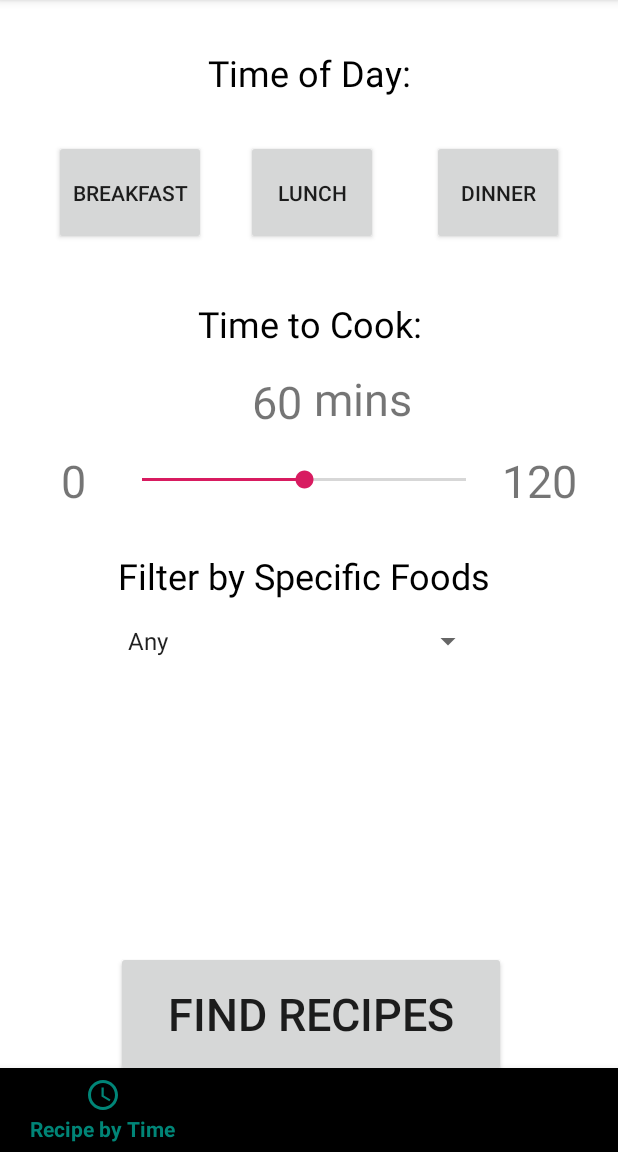
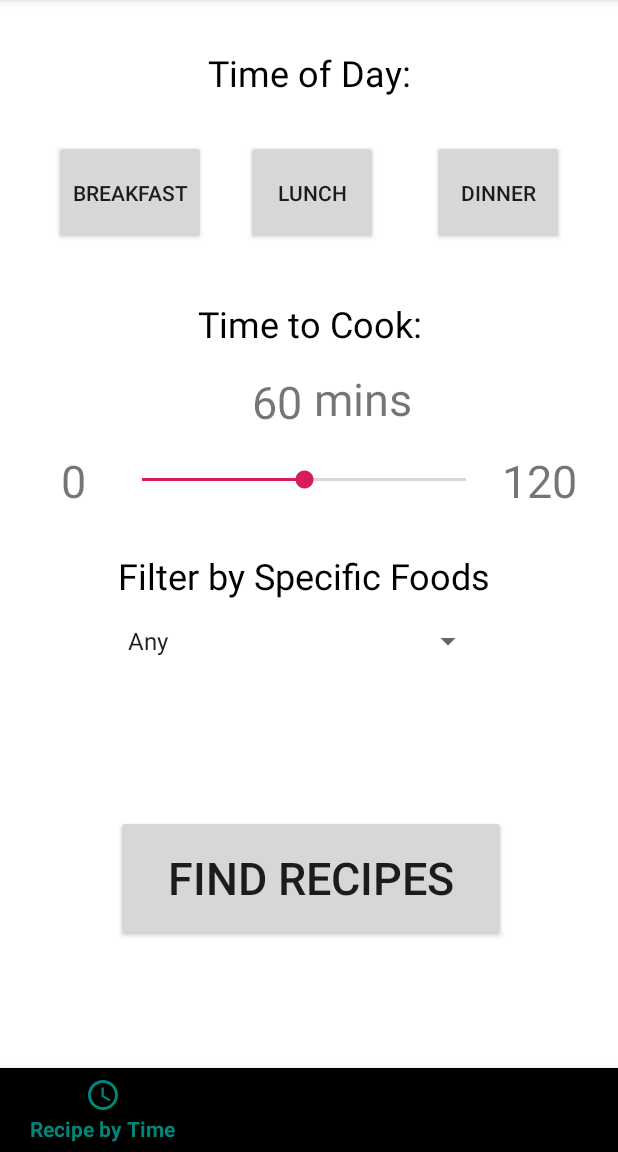
Before and after one commit to CraigP17/UofTHacksVII, an Android app: the screen it shows after launch (MainActivity), on a phone screen of 412 x 824 dp, the part 84-1236 px from its top. Run offline under Robolectric (Android 15) with nearby library versions, the phone set to English and light mode, and no system bars.

Commit message:
Fixing Submit button position that overlapped bottom nav

```diff
--- a/app/src/main/res/layout/activity_main.xml
+++ b/app/src/main/res/layout/activity_main.xml
@@ -27,9 +27,7 @@
 
     </RelativeLayout>
 
-    <androidx.constraintlayout.widget.ConstraintLayout xmlns:android="http://schemas.android.com/apk/res/android"
-        xmlns:app="http://schemas.android.com/apk/res-auto"
-        xmlns:tools="http://schemas.android.com/tools"
+    <androidx.constraintlayout.widget.ConstraintLayout
         android:layout_width="match_parent"
         android:layout_height="match_parent"
         tools:context=".MainActivity">
@@ -166,7 +164,8 @@
             app:layout_constraintBottom_toBottomOf="parent"
             app:layout_constraintEnd_toEndOf="parent"
             app:layout_constraintHorizontal_bias="0.509"
-            app:layout_constraintStart_toStartOf="parent" />
+            app:layout_constraintStart_toStartOf="parent"
+            app:layout_constraintTop_toBottomOf="@+id/spinner" />
 
         <Spinner
             android:id="@+id/spinner"
```
